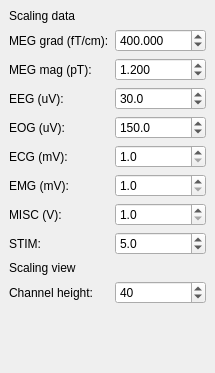
The window that applications/mne_browse_raw_qt/Windows/scalewindow.ui (mne-tools/mne-cpp) describes before a commit, drawn with Qt 5.
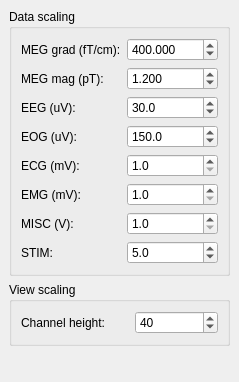
The same window after the commit.

Commit message: - minor change in the filter operator in order to use longer fft length - add fft length label in filter window - add group boxes to scaling window

Diff of the .ui file:
```diff
--- a/applications/mne_browse_raw_qt/Windows/scalewindow.ui
+++ b/applications/mne_browse_raw_qt/Windows/scalewindow.ui
@@ -6,8 +6,8 @@
    <rect>
     <x>0</x>
     <y>0</y>
-    <width>197</width>
-    <height>373</height>
+    <width>229</width>
+    <height>382</height>
    </rect>
   </property>
   <property name="allowedAreas">
@@ -17,24 +17,16 @@
    <string>Scaling</string>
   </property>
   <widget class="QWidget" name="dockWidgetContents">
-   <layout class="QGridLayout" name="gridLayout_2">
-    <item row="0" column="0">
+   <layout class="QVBoxLayout" name="verticalLayout">
+    <item>
+     <widget class="QGroupBox" name="groupBox">
+      <property name="title">
+       <string>Data scaling</string>
+      </property>
+      <layout class="QVBoxLayout" name="verticalLayout_2">
+       <item>
      <layout class="QGridLayout" name="gridLayout">
-      <item row="6" column="0">
-       <widget class="QLabel" name="m_label_EMG">
-        <property name="text">
-         <string>EMG (mV):</string>
-        </property>
-       </widget>
-      </item>
-      <item row="9" column="0" colspan="2">
-       <widget class="QLabel" name="label">
-        <property name="text">
-         <string>Scaling view</string>
-        </property>
-       </widget>
-      </item>
-      <item row="4" column="1">
+         <item row="3" column="1">
        <widget class="QDoubleSpinBox" name="m_doubleSpinBox_EOG">
         <property name="locale">
          <locale language="English" country="UnitedStates"/>
@@ -56,7 +48,14 @@
         </property>
        </widget>
       </item>
-      <item row="3" column="1">
+         <item row="5" column="0">
+          <widget class="QLabel" name="m_label_EMG">
+           <property name="text">
+            <string>EMG (mV):</string>
+           </property>
+          </widget>
+         </item>
+         <item row="2" column="1">
        <widget class="QDoubleSpinBox" name="m_doubleSpinBox_EEG">
         <property name="locale">
          <locale language="English" country="UnitedStates"/>
@@ -78,59 +77,37 @@
         </property>
        </widget>
       </item>
-      <item row="6" column="1">
-       <widget class="QDoubleSpinBox" name="m_doubleSpinBox_EMG">
-        <property name="locale">
-         <locale language="English" country="UnitedStates"/>
-        </property>
-        <property name="decimals">
-         <number>1</number>
-        </property>
-        <property name="minimum">
-         <double>1.000000000000000</double>
-        </property>
-        <property name="maximum">
-         <double>100000.000000000000000</double>
-        </property>
-        <property name="singleStep">
-         <double>10.000000000000000</double>
-        </property>
-        <property name="value">
-         <double>1.000000000000000</double>
-        </property>
-       </widget>
-      </item>
-      <item row="2" column="0">
+         <item row="1" column="0">
        <widget class="QLabel" name="m_label_MEG_mag">
         <property name="text">
          <string>MEG mag (pT):</string>
         </property>
        </widget>
       </item>
-      <item row="1" column="0">
+         <item row="0" column="0">
        <widget class="QLabel" name="m_label_MEG_grad">
         <property name="text">
          <string>MEG grad (fT/cm):</string>
         </property>
        </widget>
       </item>
-      <item row="5" column="0">
+         <item row="4" column="0">
        <widget class="QLabel" name="m_label_ECG">
         <property name="text">
          <string>ECG (mV):</string>
         </property>
        </widget>
       </item>
-      <item row="2" column="1">
-       <widget class="QDoubleSpinBox" name="m_doubleSpinBox_MEG_mag">
+         <item row="5" column="1">
+          <widget class="QDoubleSpinBox" name="m_doubleSpinBox_EMG">
         <property name="locale">
          <locale language="English" country="UnitedStates"/>
         </property>
         <property name="decimals">
-         <number>3</number>
+            <number>1</number>
         </property>
         <property name="minimum">
-         <double>0.100000000000000</double>
+            <double>1.000000000000000</double>
         </property>
         <property name="maximum">
          <double>100000.000000000000000</double>
@@ -139,45 +116,47 @@
          <double>0.100000000000000</double>
         </property>
         <property name="value">
-         <double>1.200000000000000</double>
+            <double>1.000000000000000</double>
         </property>
        </widget>
       </item>
-      <item row="0" column="0" colspan="2">
-       <widget class="QLabel" name="label_9">
-        <property name="sizePolicy">
-         <sizepolicy hsizetype="Preferred" vsizetype="Fixed">
-          <horstretch>0</horstretch>
-          <verstretch>0</verstretch>
-         </sizepolicy>
-        </property>
-        <property name="text">
-         <string>Scaling data</string>
-        </property>
-       </widget>
-      </item>
-      <item row="4" column="0">
+         <item row="3" column="0">
        <widget class="QLabel" name="m_label_EOG">
         <property name="text">
          <string>EOG (uV):</string>
         </property>
        </widget>
       </item>
-      <item row="3" column="0">
+         <item row="2" column="0">
        <widget class="QLabel" name="m_label_EEG">
         <property name="text">
          <string>EEG (uV):</string>
         </property>
        </widget>
       </item>
-      <item row="7" column="0">
-       <widget class="QLabel" name="m_label_MISC">
-        <property name="text">
-         <string>MISC (V):</string>
+         <item row="1" column="1">
+          <widget class="QDoubleSpinBox" name="m_doubleSpinBox_MEG_mag">
+           <property name="locale">
+            <locale language="English" country="UnitedStates"/>
+           </property>
+           <property name="decimals">
+            <number>3</number>
+           </property>
+           <property name="minimum">
+            <double>0.100000000000000</double>
+           </property>
+           <property name="maximum">
+            <double>100000.000000000000000</double>
+           </property>
+           <property name="singleStep">
+            <double>0.100000000000000</double>
+           </property>
+           <property name="value">
+            <double>1.200000000000000</double>
         </property>
        </widget>
       </item>
-      <item row="5" column="1">
+         <item row="4" column="1">
        <widget class="QDoubleSpinBox" name="m_doubleSpinBox_ECG">
         <property name="locale">
          <locale language="English" country="UnitedStates"/>
@@ -199,7 +178,7 @@
         </property>
        </widget>
       </item>
-      <item row="7" column="1">
+         <item row="6" column="1">
        <widget class="QDoubleSpinBox" name="m_doubleSpinBox_MISC">
         <property name="locale">
          <locale language="English" country="UnitedStates"/>
@@ -218,7 +197,7 @@
         </property>
        </widget>
       </item>
-      <item row="8" column="1">
+         <item row="7" column="1">
        <widget class="QDoubleSpinBox" name="m_doubleSpinBox_STIM">
         <property name="locale">
          <locale language="English" country="UnitedStates"/>
@@ -237,8 +216,21 @@
         </property>
        </widget>
       </item>
-      <item row="1" column="1">
+         <item row="6" column="0">
+          <widget class="QLabel" name="m_label_MISC">
+           <property name="text">
+            <string>MISC (V):</string>
+           </property>
+          </widget>
+         </item>
+         <item row="0" column="1">
        <widget class="QDoubleSpinBox" name="m_doubleSpinBox_MEG_grad">
+           <property name="sizePolicy">
+            <sizepolicy hsizetype="Fixed" vsizetype="Fixed">
+             <horstretch>0</horstretch>
+             <verstretch>0</verstretch>
+            </sizepolicy>
+           </property>
         <property name="locale">
          <locale language="English" country="UnitedStates"/>
         </property>
@@ -268,22 +260,45 @@
         </property>
        </widget>
       </item>
-      <item row="8" column="0">
+         <item row="7" column="0">
        <widget class="QLabel" name="m_label_STIM">
         <property name="text">
          <string>STIM:</string>
         </property>
        </widget>
       </item>
-      <item row="10" column="0">
+        </layout>
+       </item>
+      </layout>
+     </widget>
+    </item>
+    <item>
+     <widget class="QGroupBox" name="groupBox_2">
+      <property name="title">
+       <string>View scaling</string>
+      </property>
+      <layout class="QGridLayout" name="gridLayout_2">
+       <item row="0" column="0">
        <widget class="QLabel" name="label_2">
         <property name="text">
          <string>Channel height:</string>
         </property>
        </widget>
       </item>
-      <item row="10" column="1">
+       <item row="0" column="1">
        <widget class="QSpinBox" name="m_SpinBox_channelHeight">
+         <property name="minimumSize">
+          <size>
+           <width>83</width>
+           <height>0</height>
+          </size>
+         </property>
+         <property name="maximumSize">
+          <size>
+           <width>83</width>
+           <height>16777215</height>
+          </size>
+         </property>
         <property name="locale">
          <locale language="English" country="UnitedStates"/>
         </property>
@@ -299,8 +314,12 @@
        </widget>
       </item>
      </layout>
+      <zorder>label_2</zorder>
+      <zorder>label_2</zorder>
+      <zorder>m_SpinBox_channelHeight</zorder>
+     </widget>
     </item>
-    <item row="1" column="0">
+    <item>
      <spacer name="verticalSpacer">
       <property name="orientation">
        <enum>Qt::Vertical</enum>
```
Left out of the diff: 2 changed lines with no effect on the pictures. Lines whose indentation alone changed are shown as unchanged. The commit also changes 3 other files.
